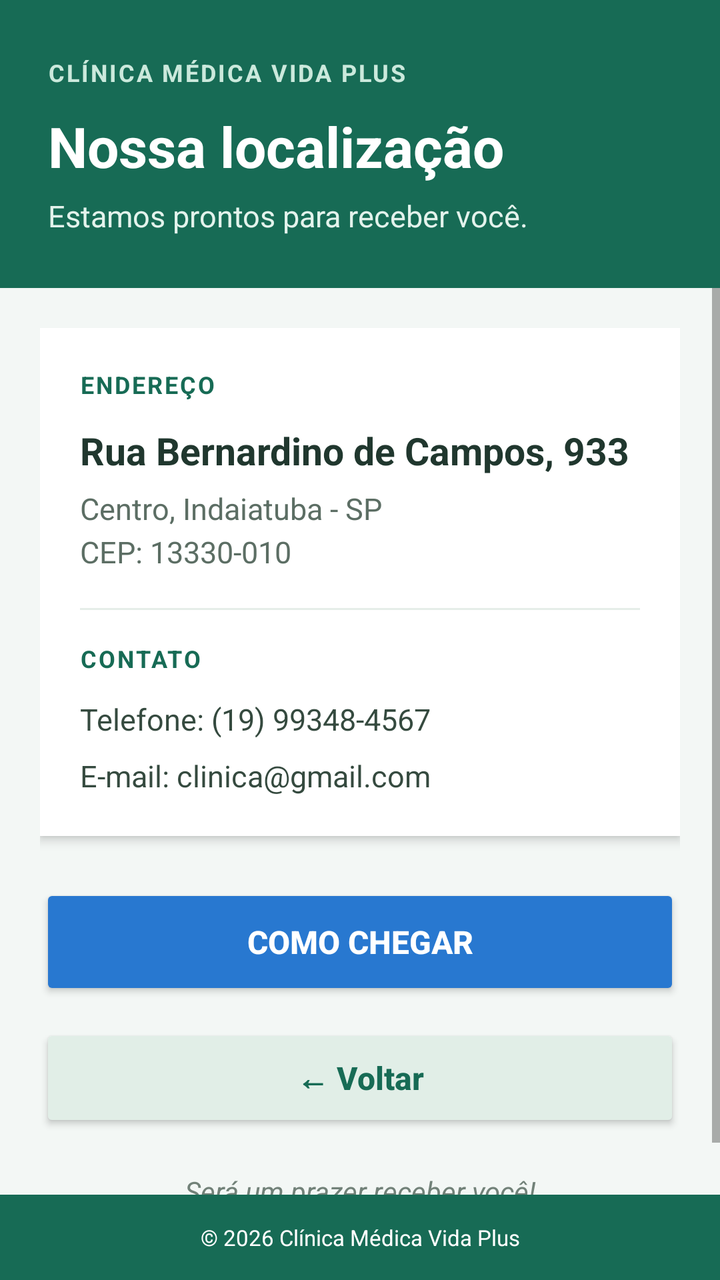
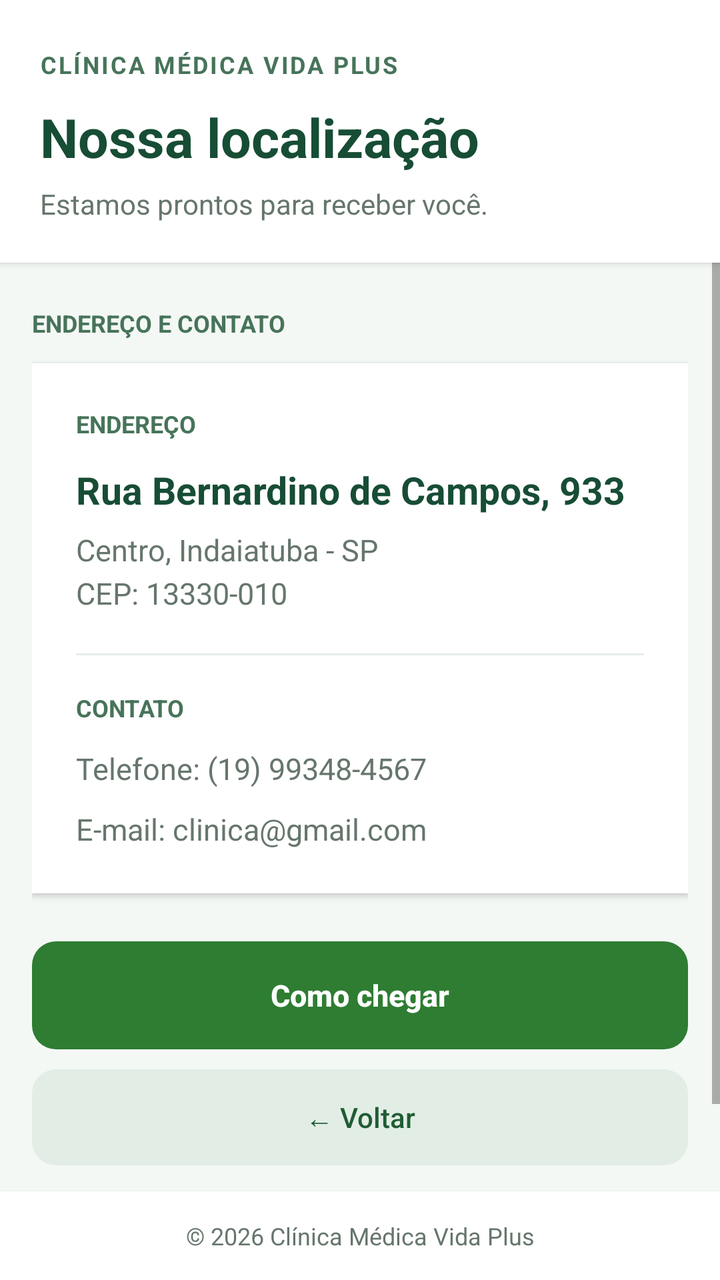

Screens rendered from an Android XML layout before and after an edit, with the pre-edit source and the edit as a unified diff.
<!-- AndroidManifest.xml: application theme Theme.AppCompat.Light.DarkActionBar -->
<!-- res/layout/activity_endereco.xml -->
<?xml version="1.0" encoding="utf-8"?>
<LinearLayout xmlns:android="http://schemas.android.com/apk/res/android"
    android:layout_width="match_parent"
    android:layout_height="match_parent"
    android:orientation="vertical"
    android:background="#F3F7F5">

    
    <LinearLayout
        android:layout_width="match_parent"
        android:layout_height="wrap_content"
        android:orientation="vertical"
        android:background="#176B55"
        android:paddingStart="24dp"
        android:paddingTop="28dp"
        android:paddingEnd="24dp"
        android:paddingBottom="26dp">

        <TextView
            android:layout_width="wrap_content"
            android:layout_height="wrap_content"
            android:text="CLÍNICA MÉDICA VIDA PLUS"
            android:textColor="#CBE9DC"
            android:textSize="12sp"
            android:letterSpacing="0.08"
            android:textStyle="bold" />

        <TextView
            android:layout_width="match_parent"
            android:layout_height="wrap_content"
            android:layout_marginTop="10dp"
            android:text="Nossa localização"
            android:textColor="#FFFFFF"
            android:textSize="28sp"
            android:textStyle="bold" />

        <TextView
            android:layout_width="match_parent"
            android:layout_height="wrap_content"
            android:layout_marginTop="6dp"
            android:text="Estamos prontos para receber você."
            android:textColor="#E3F3EC"
            android:textSize="15sp" />

    </LinearLayout>

    <ScrollView
        android:layout_width="match_parent"
        android:layout_height="0dp"
        android:layout_weight="1"
        android:fillViewport="true"
        android:clipToPadding="false">

        <LinearLayout
            android:layout_width="match_parent"
            android:layout_height="wrap_content"
            android:orientation="vertical"
            android:padding="20dp">

            
            <LinearLayout
                android:layout_width="match_parent"
                android:layout_height="wrap_content"
                android:orientation="vertical"
                android:background="#FFFFFF"
                android:elevation="3dp"
                android:padding="20dp">

                <TextView
                    android:layout_width="match_parent"
                    android:layout_height="wrap_content"
                    android:text="ENDEREÇO"
                    android:textColor="#176B55"
                    android:textSize="12sp"
                    android:textStyle="bold"
                    android:letterSpacing="0.08" />

                <TextView
                    android:layout_width="match_parent"
                    android:layout_height="wrap_content"
                    android:layout_marginTop="12dp"
                    android:text="Rua Bernardino de Campos, 933"
                    android:textColor="#20372E"
                    android:textSize="19sp"
                    android:textStyle="bold" />

                <TextView
                    android:layout_width="match_parent"
                    android:layout_height="wrap_content"
                    android:layout_marginTop="6dp"
                    android:text="Centro, Indaiatuba - SP\nCEP: 13330-010"
                    android:textColor="#5C6E64"
                    android:textSize="15sp"
                    android:lineSpacingExtra="4dp" />

                <View
                    android:layout_width="match_parent"
                    android:layout_height="1dp"
                    android:layout_marginTop="18dp"
                    android:layout_marginBottom="16dp"
                    android:background="#E5EDE8" />

                <TextView
                    android:layout_width="match_parent"
                    android:layout_height="wrap_content"
                    android:text="CONTATO"
                    android:textColor="#176B55"
                    android:textSize="12sp"
                    android:textStyle="bold"
                    android:letterSpacing="0.08" />

                <TextView
                    android:layout_width="match_parent"
                    android:layout_height="wrap_content"
                    android:layout_marginTop="12dp"
                    android:text="Telefone: (19) 99348-4567"
                    android:textColor="#354A3F"
                    android:textSize="15sp" />

                <TextView
                    android:layout_width="match_parent"
                    android:layout_height="wrap_content"
                    android:layout_marginTop="8dp"
                    android:text="E-mail: clinica@gmail.com"
                    android:textColor="#354A3F"
                    android:textSize="15sp" />

            </LinearLayout>

            
            <Button
                android:id="@+id/btnAbrirMaps"
                android:layout_width="match_parent"
                android:layout_height="58dp"
                android:layout_marginTop="24dp"
                android:backgroundTint="#2878D0"
                android:text="COMO CHEGAR"
                android:textAllCaps="false"
                android:textColor="#FFFFFF"
                android:textSize="16sp"
                android:textStyle="bold"
                android:elevation="2dp" />

            
            <Button
                android:id="@+id/btnVoltarEnd"
                android:layout_width="match_parent"
                android:layout_height="54dp"
                android:layout_marginTop="12dp"
                android:backgroundTint="#E1EEE7"
                android:text="← Voltar"
                android:textAllCaps="false"
                android:textColor="#176B55"
                android:textSize="16sp"
                android:textStyle="bold" />

            <TextView
                android:layout_width="match_parent"
                android:layout_height="wrap_content"
                android:layout_marginTop="20dp"
                android:gravity="center"
                android:text="Será um prazer receber você!"
                android:textColor="#718178"
                android:textSize="14sp"
                android:textStyle="italic" />

        </LinearLayout>
    </ScrollView>

    
    <TextView
        android:layout_width="match_parent"
        android:layout_height="wrap_content"
        android:background="#176B55"
        android:gravity="center"
        android:padding="14dp"
        android:text="© 2026 Clínica Médica Vida Plus"
        android:textColor="#FFFFFF"
        android:textSize="11sp" />

</LinearLayout>
<!-- resources referenced by this layout -->
<resources>

</resources>

<!-- the commit's change to res/layout/activity_endereco.xml (unified diff, before → after) -->
@@ -3,35 +3,36 @@
     android:layout_width="match_parent"
     android:layout_height="match_parent"
     android:orientation="vertical"
-    android:background="#F3F7F5">
+    android:background="#F4F8F5">
 
     
     <LinearLayout
         android:layout_width="match_parent"
         android:layout_height="wrap_content"
         android:orientation="vertical"
-        android:background="#176B55"
-        android:paddingStart="24dp"
-        android:paddingTop="28dp"
-        android:paddingEnd="24dp"
-        android:paddingBottom="26dp">
+        android:background="#FFFFFF"
+        android:elevation="2dp"
+        android:paddingStart="20dp"
+        android:paddingTop="24dp"
+        android:paddingEnd="20dp"
+        android:paddingBottom="20dp">
 
         <TextView
-            android:layout_width="wrap_content"
+            android:layout_width="match_parent"
             android:layout_height="wrap_content"
             android:text="CLÍNICA MÉDICA VIDA PLUS"
-            android:textColor="#CBE9DC"
+            android:textColor="#47745A"
             android:textSize="12sp"
-            android:letterSpacing="0.08"
-            android:textStyle="bold" />
+            android:textStyle="bold"
+            android:letterSpacing="0.08" />
 
         <TextView
             android:layout_width="match_parent"
             android:layout_height="wrap_content"
             android:layout_marginTop="10dp"
             android:text="Nossa localização"
-            android:textColor="#FFFFFF"
-            android:textSize="28sp"
+            android:textColor="#174D35"
+            android:textSize="27sp"
             android:textStyle="bold" />
 
         <TextView
@@ -39,11 +40,12 @@
             android:layout_height="wrap_content"
             android:layout_marginTop="6dp"
             android:text="Estamos prontos para receber você."
-            android:textColor="#E3F3EC"
-            android:textSize="15sp" />
+            android:textColor="#66766C"
+            android:textSize="14sp" />
 
     </LinearLayout>
 
+    
     <ScrollView
         android:layout_width="match_parent"
         android:layout_height="0dp"
@@ -55,7 +57,20 @@
             android:layout_width="match_parent"
             android:layout_height="wrap_content"
             android:orientation="vertical"
-            android:padding="20dp">
+            android:paddingStart="16dp"
+            android:paddingTop="22dp"
+            android:paddingEnd="16dp"
+            android:paddingBottom="20dp">
+
+            
+            <TextView
+                android:layout_width="match_parent"
+                android:layout_height="wrap_content"
+                android:layout_marginBottom="12dp"
+                android:text="ENDEREÇO E CONTATO"
+                android:textColor="#47745A"
+                android:textSize="12sp"
+                android:textStyle="bold" />
 
             
             <LinearLayout
@@ -63,66 +78,64 @@
                 android:layout_height="wrap_content"
                 android:orientation="vertical"
                 android:background="#FFFFFF"
-                android:elevation="3dp"
-                android:padding="20dp">
+                android:elevation="2dp"
+                android:padding="22dp">
 
                 <TextView
                     android:layout_width="match_parent"
                     android:layout_height="wrap_content"
                     android:text="ENDEREÇO"
-                    android:textColor="#176B55"
+                    android:textColor="#47745A"
                     android:textSize="12sp"
-                    android:textStyle="bold"
-                    android:letterSpacing="0.08" />
+                    android:textStyle="bold" />
 
                 <TextView
                     android:layout_width="match_parent"
                     android:layout_height="wrap_content"
                     android:layout_marginTop="12dp"
                     android:text="Rua Bernardino de Campos, 933"
-                    android:textColor="#20372E"
+                    android:textColor="#174D35"
                     android:textSize="19sp"
                     android:textStyle="bold" />
 
                 <TextView
                     android:layout_width="match_parent"
                     android:layout_height="wrap_content"
-                    android:layout_marginTop="6dp"
-                    android:text="Centro, Indaiatuba - SP\nCEP: 13330-010"
-                    android:textColor="#5C6E64"
+                    android:layout_marginTop="7dp"
+                    android:text="Centro, Indaiatuba - SP&#10;CEP: 13330-010"
+                    android:textColor="#66766C"
                     android:textSize="15sp"
                     android:lineSpacingExtra="4dp" />
 
                 <View
                     android:layout_width="match_parent"
                     android:layout_height="1dp"
-                    android:layout_marginTop="18dp"
-                    android:layout_marginBottom="16dp"
-                    android:background="#E5EDE8" />
+                    android:layout_marginTop="20dp"
+                    android:layout_marginBottom="18dp"
+                    android:background="#E7EEE9" />
 
                 <TextView
                     android:layout_width="match_parent"
                     android:layout_height="wrap_content"
                     android:text="CONTATO"
-                    android:textColor="#176B55"
+                    android:textColor="#47745A"
                     android:textSize="12sp"
-                    android:textStyle="bold"
-                    android:letterSpacing="0.08" />
+                    android:textStyle="bold" />
 
                 <TextView
                     android:layout_width="match_parent"
                     android:layout_height="wrap_content"
                     android:layout_marginTop="12dp"
                     android:text="Telefone: (19) 99348-4567"
-                    android:textColor="#354A3F"
+                    android:textColor="#66766C"
                     android:textSize="15sp" />
 
                 <TextView
                     android:layout_width="match_parent"
                     android:layout_height="wrap_content"
-                    android:layout_marginTop="8dp"
+                    android:layout_marginTop="10dp"
                     android:text="E-mail: clinica@gmail.com"
-                    android:textColor="#354A3F"
+                    android:textColor="#66766C"
                     android:textSize="15sp" />
 
             </LinearLayout>
@@ -131,36 +144,40 @@
             <Button
                 android:id="@+id/btnAbrirMaps"
                 android:layout_width="match_parent"
-                android:layout_height="58dp"
+                android:layout_height="54dp"
                 android:layout_marginTop="24dp"
-                android:backgroundTint="#2878D0"
-                android:text="COMO CHEGAR"
+                android:background="@drawable/bg_endereco_maps"
+                android:backgroundTint="@null"
+                android:text="Como chegar"
                 android:textAllCaps="false"
                 android:textColor="#FFFFFF"
-                android:textSize="16sp"
+                android:textSize="15sp"
                 android:textStyle="bold"
-                android:elevation="2dp" />
+                android:elevation="0dp"
+                android:stateListAnimator="@null" />
 
             
             <Button
                 android:id="@+id/btnVoltarEnd"
                 android:layout_width="match_parent"
-                android:layout_height="54dp"
-                android:layout_marginTop="12dp"
-                android:backgroundTint="#E1EEE7"
+                android:layout_height="48dp"
+                android:layout_marginTop="10dp"
+                android:background="@drawable/bg_endereco_voltar"
+                android:backgroundTint="@null"
                 android:text="← Voltar"
                 android:textAllCaps="false"
-                android:textColor="#176B55"
-                android:textSize="16sp"
-                android:textStyle="bold" />
+                android:textColor="#205C35"
+                android:textSize="14sp"
+                android:elevation="0dp"
+                android:stateListAnimator="@null" />
 
             <TextView
                 android:layout_width="match_parent"
                 android:layout_height="wrap_content"
-                android:layout_marginTop="20dp"
+                android:layout_marginTop="22dp"
                 android:gravity="center"
                 android:text="Será um prazer receber você!"
-                android:textColor="#718178"
+                android:textColor="#66766C"
                 android:textSize="14sp"
                 android:textStyle="italic" />
 
@@ -171,11 +188,12 @@
     <TextView
         android:layout_width="match_parent"
         android:layout_height="wrap_content"
-        android:background="#176B55"
+        android:background="#FFFFFF"
+        android:elevation="2dp"
         android:gravity="center"
         android:padding="14dp"
         android:text="© 2026 Clínica Médica Vida Plus"
-        android:textColor="#FFFFFF"
-        android:textSize="11sp" />
+        android:textColor="#66766C"
+        android:textSize="12sp" />
 
 </LinearLayout>
<!-- resource entries referenced after the edit -->
@@ -1,5 +1,22 @@
 <!-- resources referenced by this layout -->
 <resources>
-
+  <!-- drawable bg_endereco_maps (drawable) -->
+  <?xml version="1.0" encoding="utf-8"?>
+  <shape xmlns:android="http://schemas.android.com/apk/res/android"
+      android:shape="rectangle">
+  
+      <solid android:color="#2E7D32" />
+      <corners android:radius="12dp" />
+  
+  </shape>
+  <!-- drawable bg_endereco_voltar (drawable) -->
+  <?xml version="1.0" encoding="utf-8"?>
+  <shape xmlns:android="http://schemas.android.com/apk/res/android"
+      android:shape="rectangle">
+  
+      <solid android:color="#E2EEE5" />
+      <corners android:radius="12dp" />
+  
+  </shape>
 </resources>
 
